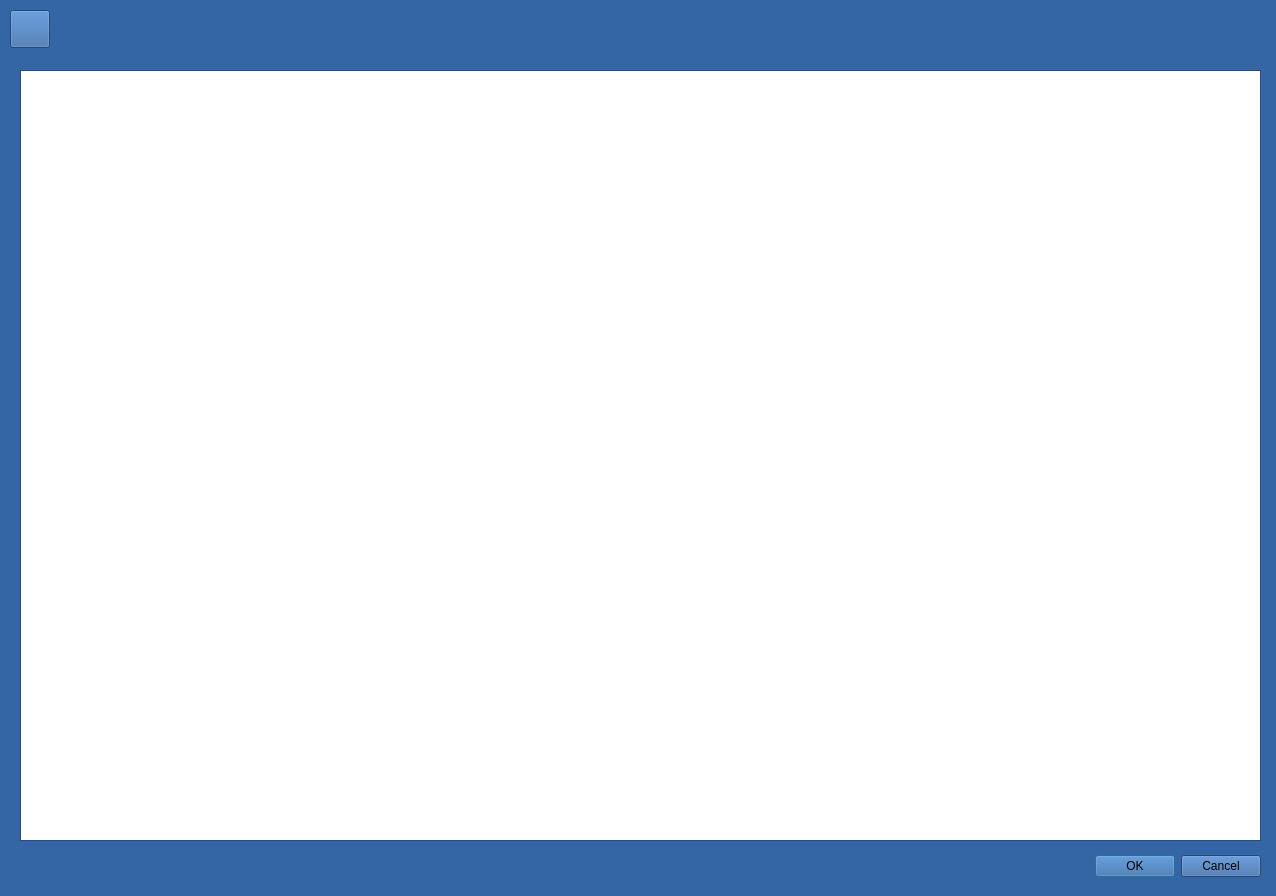
The window that modeleDialog.ui (militia11/shoes) describes before a commit, drawn with Qt 5.
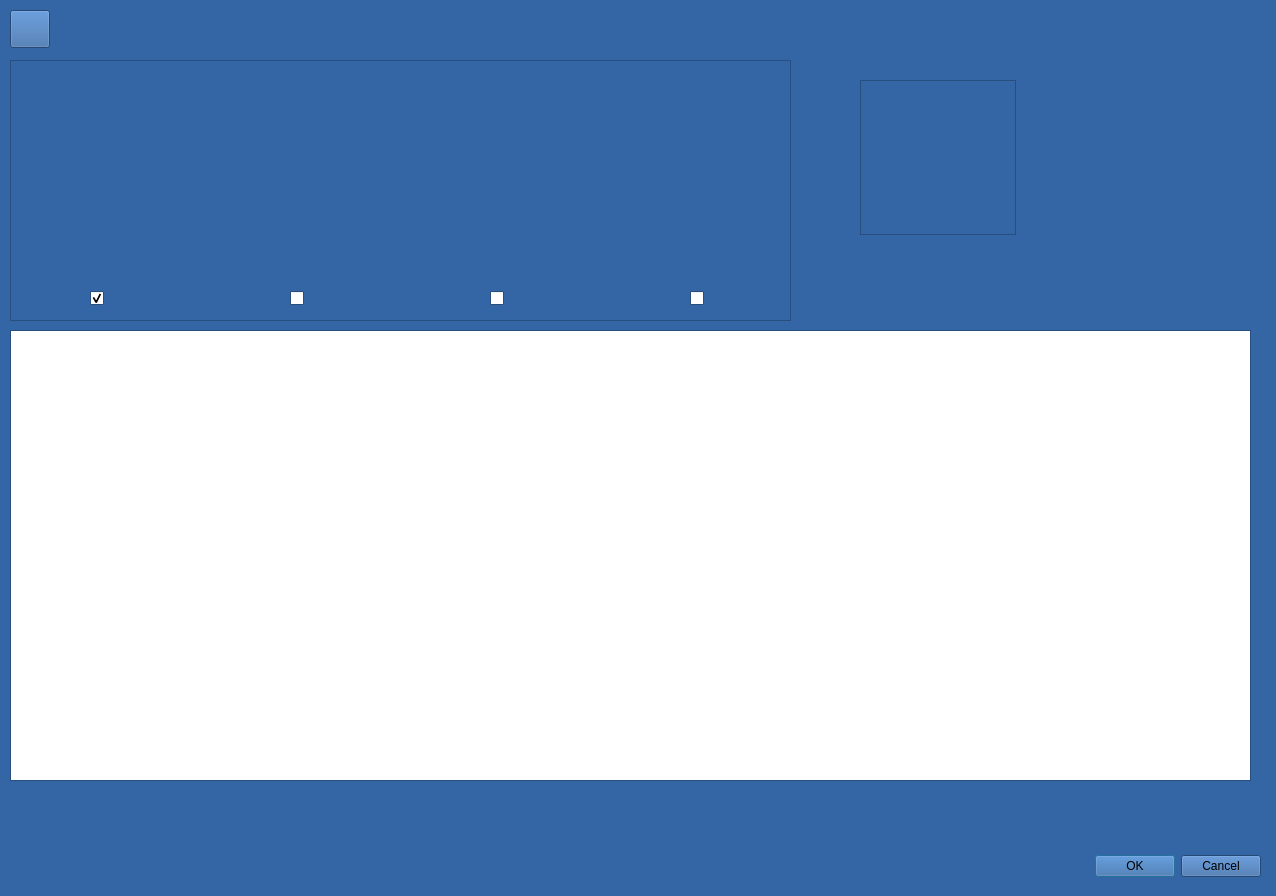
The same window after the commit. Icons and pictures are not drawn.

Diff of the .ui file:
```diff
--- a/modeleDialog.ui
+++ b/modeleDialog.ui
@@ -447,10 +447,10 @@
   <widget class="QTableView" name="tableView">
    <property name="geometry">
     <rect>
-     <x>20</x>
-     <y>70</y>
+     <x>10</x>
+     <y>330</y>
      <width>1241</width>
-     <height>771</height>
+     <height>451</height>
     </rect>
    </property>
    <property name="alternatingRowColors">
@@ -520,6 +520,200 @@
     </item>
    </layout>
   </widget>
+  <widget class="QFrame" name="frame_9">
+   <property name="geometry">
+    <rect>
+     <x>10</x>
+     <y>60</y>
+     <width>781</width>
+     <height>261</height>
+    </rect>
+   </property>
+   <property name="frameShape">
+    <enum>QFrame::StyledPanel</enum>
+   </property>
+   <property name="frameShadow">
+    <enum>QFrame::Raised</enum>
+   </property>
+   <widget class="QLabel" name="labelMatryca_4">
+    <property name="geometry">
+     <rect>
+      <x>100</x>
+      <y>10</y>
+      <width>261</width>
+      <height>41</height>
+     </rect>
+    </property>
+    <property name="minimumSize">
+     <size>
+      <width>0</width>
+      <height>31</height>
+     </size>
+    </property>
+    <property name="font">
+     <font>
+      <pointsize>13</pointsize>
+     </font>
+    </property>
+    <property name="text">
+     <string/>
+    </property>
+    <property name="scaledContents">
+     <bool>true</bool>
+    </property>
+    <property name="alignment">
+     <set>Qt::AlignLeading|Qt::AlignLeft|Qt::AlignVCenter</set>
+    </property>
+   </widget>
+   <widget class="QCheckBox" name="checkBox1">
+    <property name="geometry">
+     <rect>
+      <x>80</x>
+      <y>230</y>
+      <width>16</width>
+      <height>16</height>
+     </rect>
+    </property>
+    <property name="text">
+     <string/>
+    </property>
+    <property name="iconSize">
+     <size>
+      <width>25</width>
+      <height>33</height>
+     </size>
+    </property>
+    <property name="checked">
+     <bool>true</bool>
+    </property>
+    <property name="autoExclusive">
+     <bool>true</bool>
+    </property>
+   </widget>
+   <widget class="QCheckBox" name="checkBox2">
+    <property name="geometry">
+     <rect>
+      <x>280</x>
+      <y>230</y>
+      <width>16</width>
+      <height>16</height>
+     </rect>
+    </property>
+    <property name="text">
+     <string/>
+    </property>
+    <property name="iconSize">
+     <size>
+      <width>25</width>
+      <height>33</height>
+     </size>
+    </property>
+    <property name="checked">
+     <bool>false</bool>
+    </property>
+    <property name="autoExclusive">
+     <bool>true</bool>
+    </property>
+   </widget>
+   <widget class="QCheckBox" name="checkBox3">
+    <property name="geometry">
+     <rect>
+      <x>480</x>
+      <y>230</y>
+      <width>16</width>
+      <height>16</height>
+     </rect>
+    </property>
+    <property name="text">
+     <string/>
+    </property>
+    <property name="iconSize">
+     <size>
+      <width>25</width>
+      <height>33</height>
+     </size>
+    </property>
+    <property name="checked">
+     <bool>false</bool>
+    </property>
+    <property name="autoExclusive">
+     <bool>true</bool>
+    </property>
+   </widget>
+   <widget class="QCheckBox" name="checkBox4">
+    <property name="geometry">
+     <rect>
+      <x>680</x>
+      <y>230</y>
+      <width>16</width>
+      <height>16</height>
+     </rect>
+    </property>
+    <property name="text">
+     <string/>
+    </property>
+    <property name="iconSize">
+     <size>
+      <width>25</width>
+      <height>33</height>
+     </size>
+    </property>
+    <property name="checked">
+     <bool>false</bool>
+    </property>
+    <property name="autoExclusive">
+     <bool>true</bool>
+    </property>
+   </widget>
+   <widget class="QWidget" name="horizontalLayoutWidget">
+    <property name="geometry">
+     <rect>
+      <x>10</x>
+      <y>10</y>
+      <width>171</width>
+      <height>151</height>
+     </rect>
+    </property>
+    <layout class="QHBoxLayout" name="horizontalLay1"/>
+   </widget>
+  </widget>
+  <widget class="QLabel" name="labelPodglad_3">
+   <property name="geometry">
+    <rect>
+     <x>860</x>
+     <y>80</y>
+     <width>156</width>
+     <height>155</height>
+    </rect>
+   </property>
+   <property name="sizePolicy">
+    <sizepolicy hsizetype="Ignored" vsizetype="Ignored">
+     <horstretch>0</horstretch>
+     <verstretch>0</verstretch>
+    </sizepolicy>
+   </property>
+   <property name="minimumSize">
+    <size>
+     <width>155</width>
+     <height>155</height>
+    </size>
+   </property>
+   <property name="frameShape">
+    <enum>QFrame::StyledPanel</enum>
+   </property>
+   <property name="frameShadow">
+    <enum>QFrame::Raised</enum>
+   </property>
+   <property name="lineWidth">
+    <number>5</number>
+   </property>
+   <property name="text">
+    <string/>
+   </property>
+   <property name="scaledContents">
+    <bool>true</bool>
+   </property>
+  </widget>
  </widget>
  <resources>
   <include location="zasoby.qrc"/>
```
Left out of the diff: 35 changed lines with no effect on the pictures.
